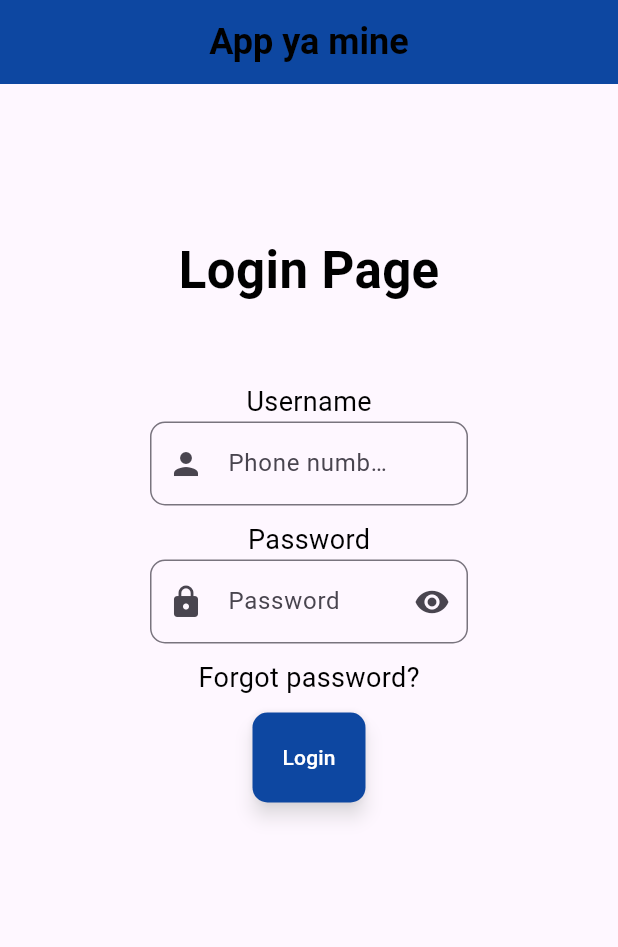
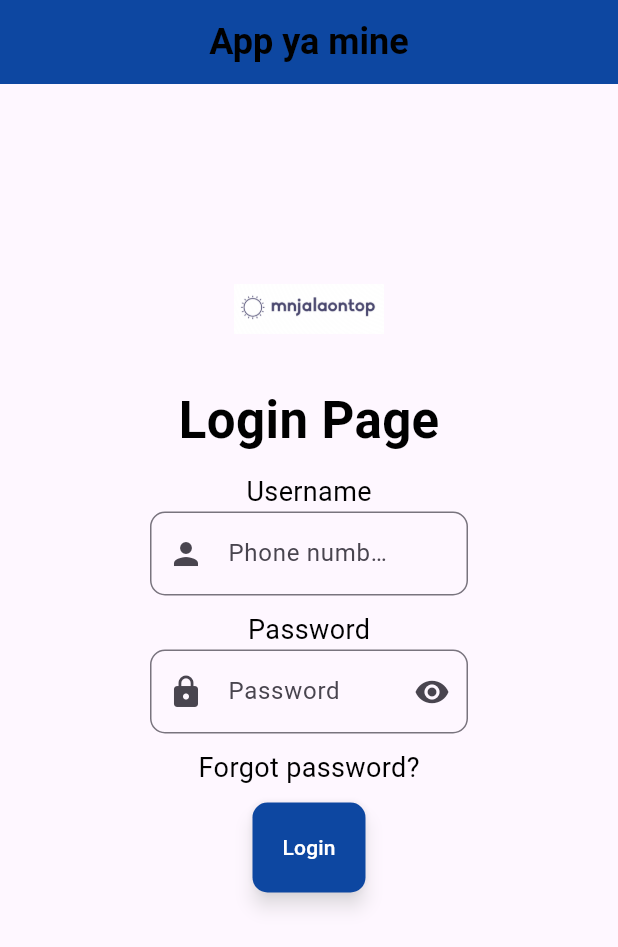
Before and after one commit to eiidoubleyuwes/nimeku-dart-a, a Flutter app: the screen it shows after launch, on a phone screen of 412 x 824 dp. Shown: the top 947 px of the screen. Run offline on Flutter 3.47's test engine with Material 3 defaults, Android fonts, the phone set to English and light mode, and no system bars.

Commit message:
Feat:Added logo to the main page
I did this by adding it to the main file and this runs well although the image looks small asf

```diff
--- a/myapp_flutter/lib/main.dart
+++ b/myapp_flutter/lib/main.dart
@@ -38,10 +38,10 @@ class Home extends StatelessWidget {
           // crossAxisAlignment: CrossAxisAlignment.center,
           children: [
             //Created a widget for the text
-
+            Image.asset("assets/images/mylogo.png", height: 100, width: 100,),
             customText("Login Screen", label: 'Login Page', fontSize: FontSize(34.0), fontWeight: FontWeight.bold,),
             SizedBox(
-                height: 50.0,
+                height: 10.0,
               ),
 
             customText("Username", label: 'Username', fontSize: FontSize(18.0),),
```
